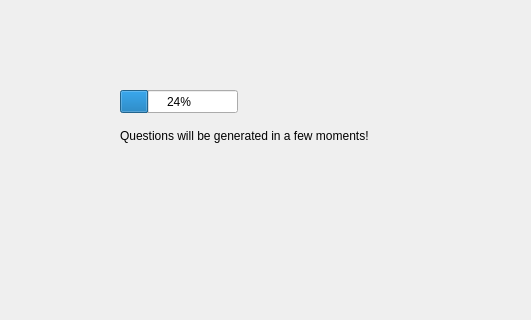
Qt form Triviador/Triviador/Game.ui (AndreiAndreea/TriviadorMCpp) before a commit; both pictures show x 0 to 531 and y 220 to 540 of the 1280 by 720 pixel window.
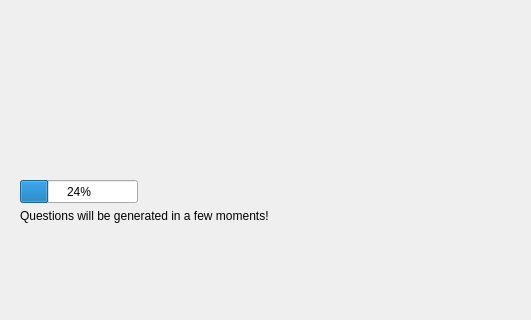
The same form after that commit.

Commit message: Added 2 new routes in ServerConsole to get a random single / multiple choice question from the database - there are initialized batches of 5 questions at a time from which a random one is selected to be used (bug in erasing an used question from a batch). Added 2 new routes to get an unchanging single / multiple choice question, which will be later used to sync the generated questions displayed to players - so they get the same question when playing. Modified GameElementsGenerator class to use questions from the database, not from the text files.

Diff of the .ui file:
```diff
--- a/Triviador/Triviador/Game.ui
+++ b/Triviador/Triviador/Game.ui
@@ -49,8 +49,8 @@
     <widget class="QLabel" name="progressBarLabel">
      <property name="geometry">
       <rect>
-       <x>120</x>
-       <y>340</y>
+       <x>20</x>
+       <y>420</y>
        <width>271</width>
        <height>31</height>
       </rect>
@@ -62,8 +62,8 @@
     <widget class="QProgressBar" name="progressBar">
      <property name="geometry">
       <rect>
-       <x>120</x>
-       <y>310</y>
+       <x>20</x>
+       <y>400</y>
        <width>118</width>
        <height>23</height>
       </rect>
```
The commit also changes 6 other files.
